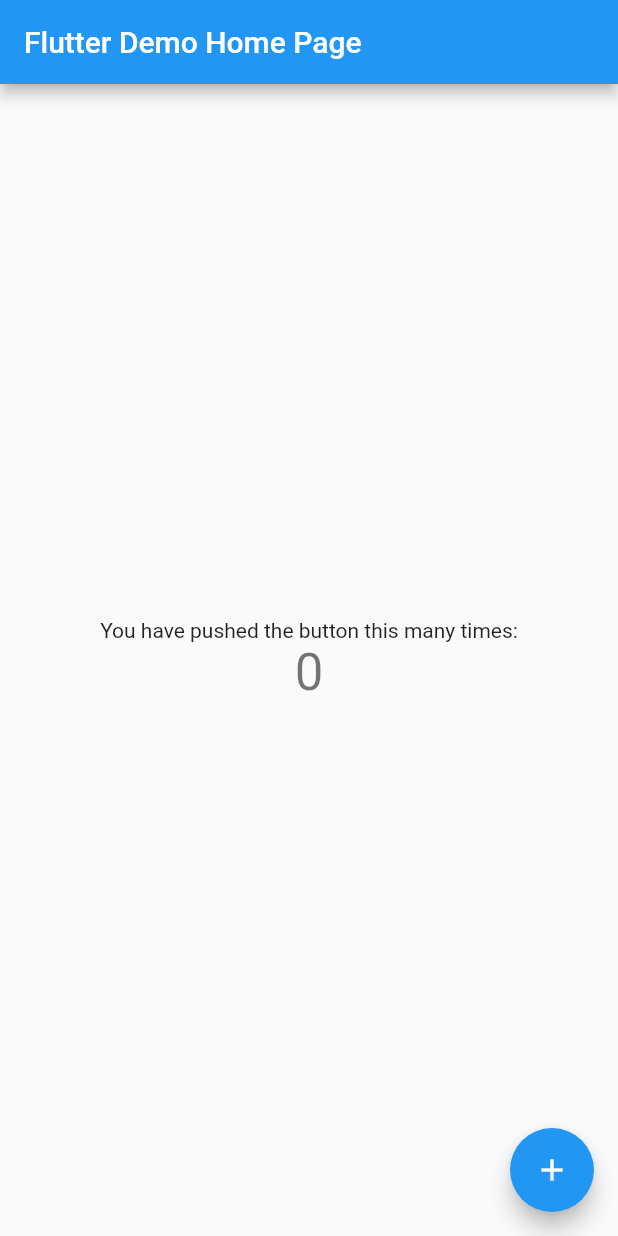
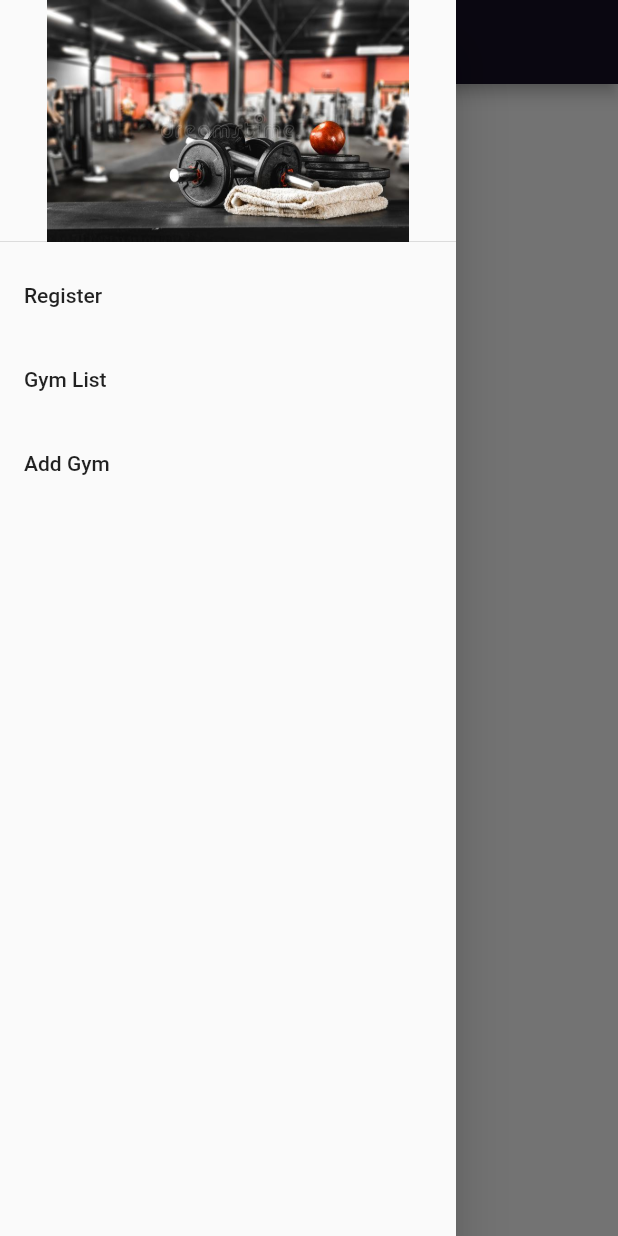
Before and after one commit to HiEdson/GymFinder, a Flutter app: the screen it shows after launch, with the side drawer open (before the commit the screen has no drawer), on a phone screen of 412 x 824 dp. Run offline on Flutter 3.47's test engine with Material 2 defaults, Android fonts, the phone set to English and light mode, and no system bars.

Commit message:
Added Drawer Menu and image

```diff
--- a/lib/main.dart
+++ b/lib/main.dart
@@ -11,20 +11,13 @@ class MyApp extends StatelessWidget {
   @override
   Widget build(BuildContext context) {
     return MaterialApp(
-      title: 'Flutter Demo',
+      title: 'GymFinder',
       theme: ThemeData(
-        // This is the theme of your application.
-        //
-        // Try running your application with "flutter run". You'll see the
-        // application has a blue toolbar. Then, without quitting the app, try
-        // changing the primarySwatch below to Colors.green and then invoke
-        // "hot reload" (press "r" in the console where you ran "flutter run",
-        // or simply save your changes to "hot reload" in a Flutter IDE).
-        // Notice that the counter didn't reset back to zero; the application
-        // is not restarted.
-        primarySwatch: Colors.blue,
+          appBarTheme: AppBarTheme(
+            color: const Color(0xFF151026),
+          )
       ),
-      home: const MyHomePage(title: 'Flutter Demo Home Page'),
+      home: const MyHomePage(title: 'GymFinder'),
     );
   }
 }
@@ -48,68 +41,69 @@ class MyHomePage extends StatefulWidget {
 }
 
 class _MyHomePageState extends State<MyHomePage> {
-  int _counter = 0;
 
-  void _incrementCounter() {
-    setState(() {
-      // This call to setState tells the Flutter framework that something has
-      // changed in this State, which causes it to rerun the build method below
-      // so that the display can reflect the updated values. If we changed
-      // _counter without calling setState(), then the build method would not be
-      // called again, and so nothing would appear to happen.
-      _counter++;
-    });
-  }
+
+
 
   @override
   Widget build(BuildContext context) {
-    // This method is rerun every time setState is called, for instance as done
-    // by the _incrementCounter method above.
-    //
-    // The Flutter framework has been optimized to make rerunning build methods
-    // fast, so that you can just rebuild anything that needs updating rather
-    // than having to individually change instances of widgets.
+
     return Scaffold(
       appBar: AppBar(
-        // Here we take the value from the MyHomePage object that was created by
-        // the App.build method, and use it to set our appbar title.
+
         title: Text(widget.title),
       ),
       body: Center(
-        // Center is a layout widget. It takes a single child and positions it
-        // in the middle of the parent.
+
         child: Column(
-          // Column is also a layout widget. It takes a list of children and
-          // arranges them vertically. By default, it sizes itself to fit its
-          // children horizontally, and tries to be as tall as its parent.
-          //
-          // Invoke "debug painting" (press "p" in the console, choose the
-          // "Toggle Debug Paint" action from the Flutter Inspector in Android
-          // Studio, or the "Toggle Debug Paint" command in Visual Studio Code)
-          // to see the wireframe for each widget.
-          //
-          // Column has various properties to control how it sizes itself and
-          // how it positions its children. Here we use mainAxisAlignment to
-          // center the children vertically; the main axis here is the vertical
-          // axis because Columns are vertical (the cross axis would be
-          // horizontal).
+
           mainAxisAlignment: MainAxisAlignment.center,
           children: <Widget>[
-            const Text(
-              'You have pushed the button this many times:',
+
+          ],
+        ),
+      ),
+
+      drawer: Drawer(
+        // Add a ListView to the drawer. This ensures the user can scroll
+        // through the options in the drawer if there isn't enough vertical
+        // space to fit everything.
+        child: ListView(
+          // Important: Remove any padding from the ListView.
+          padding: EdgeInsets.zero,
+          children: [
+            const DrawerHeader(
+              decoration: BoxDecoration(
+                image: DecorationImage(image: AssetImage("assets/images/gym.jpg")),
+
+              ),
+
+              child: Text('')
             ),
-            Text(
-              '$_counter',
-              style: Theme.of(context).textTheme.headline4,
+            ListTile(
+              title: const Text('Register'),
+              onTap: () {
+
+                Navigator.pop(context);
+              },
+            ),
+            ListTile(
+              title: const Text('Gym List '),
+              onTap: () {
+
+                Navigator.pop(context);
+              },
+            ),
+            ListTile(
+              title: const Text('Add Gym'),
+              onTap: () {
+
+                Navigator.pop(context);
+              },
             ),
           ],
         ),
-      ),
-      floatingActionButton: FloatingActionButton(
-        onPressed: _incrementCounter,
-        tooltip: 'Increment',
-        child: const Icon(Icons.add),
-      ), // This trailing comma makes auto-formatting nicer for build methods.
+      ),// This trailing comma makes auto-formatting nicer for build methods.
     );
   }
 }
--- a/pubspec.yaml
+++ b/pubspec.yaml
@@ -60,8 +60,8 @@ flutter:
   uses-material-design: true
 
   # To add assets to your application, add an assets section, like this:
-  # assets:
-  #   - images/a_dot_burr.jpeg
+  assets:
+    - assets/images/gym.jpg
   #   - images/a_dot_ham.jpeg
 
   # An image asset can refer to one or more resolution-specific "variants", see
```
Also changed, not shown: assets/images/gym.jpg (added).
